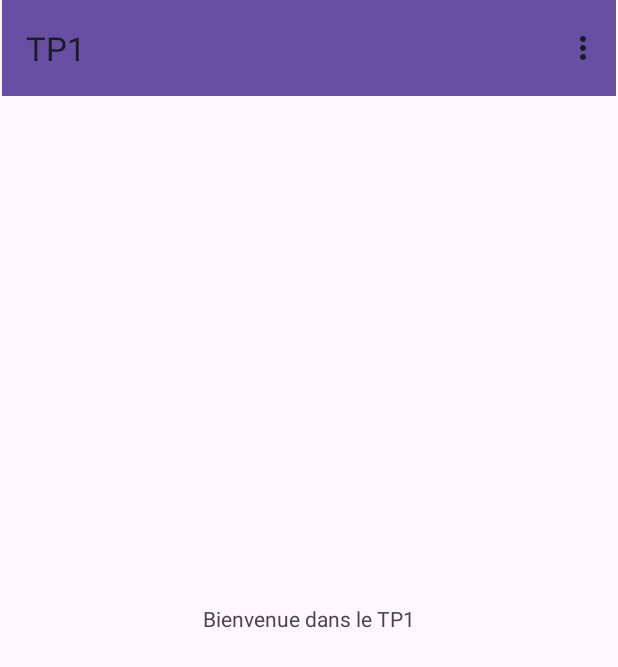
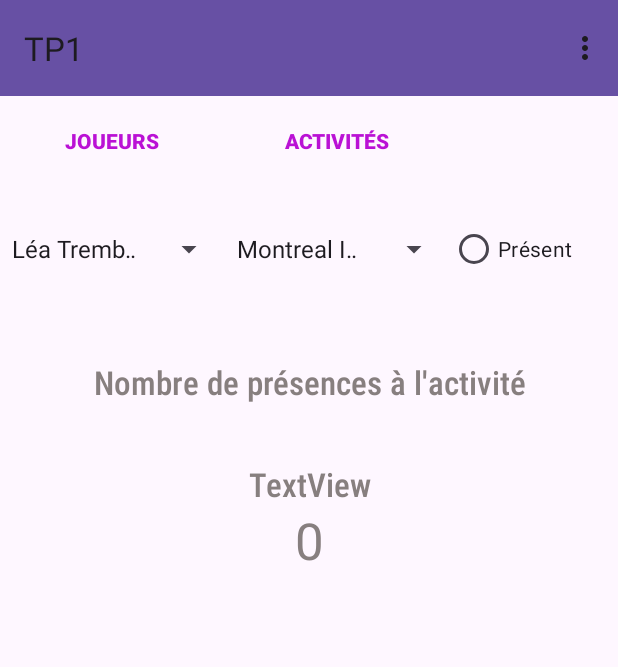
Before and after one commit to StLoadingEternal/tp1Mobile, an Android app: the screen it shows after launch (MainActivity before the commit, PresenceActivity after it), in the options menu, after a tap on "Présence", on a phone screen of 412 x 824 dp. Shown: the top 667 px of the screen. Run offline under Robolectric (Android 15) with nearby library versions, the phone set to English and light mode, and no system bars.

Commit message:
Début de la vue de présence
- Terminer la vue Joueurs
- Débuter la vue Présence (Implémentation de l'interface seulement)

```diff
--- a/app/src/main/AndroidManifest.xml
+++ b/app/src/main/AndroidManifest.xml
@@ -13,6 +13,7 @@
         android:theme="@style/Theme.Tp1"
         tools:targetApi="31">
         <activity android:name=".JoueurActivity"/>
+        <activity android:name=".PresenceActivity"/>
         <activity
             android:name=".MainActivity"
             android:exported="true">
--- /dev/null
+++ b/app/src/main/java/aModels/Activite.java
@@ -0,0 +1,105 @@
+package aModels;
+
+import android.os.Parcel;
+import android.os.Parcelable;
+
+import androidx.annotation.NonNull;
+
+public class Activite implements Parcelable {
+
+    public String date;
+    public String titre;
+    public String lieu;
+    public static enum Stade {DOMICILE, EXTERIEUR};
+    public Stade stade;
+    public int confirmation;
+
+    public Activite(String date, String titre, String lieu, Stade stade, int confirmation) {
+        this.date = date;
+        this.titre = titre;
+        this.lieu = lieu;
+        this.stade = stade;
+        this.confirmation = confirmation;
+    }
+
+    protected Activite(Parcel in) {
+        date = in.readString();
+        titre = in.readString();
+        lieu = in.readString();
+        stade = Stade.valueOf(in.readString());
+        confirmation = in.readInt();
+    }
+
+    public static final Creator<Activite> CREATOR = new Creator<Activite>() {
+        @Override
+        public Activite createFromParcel(Parcel in) {
+            return new Activite(in);
+        }
+
+        @Override
+        public Activite[] newArray(int size) {
+            return new Activite[size];
+        }
+    };
+
+    public String getDate() {
+        return date;
+    }
+
+    public String getTitre() {
+        return titre;
+    }
+
+    public String getLieu() {
+        return lieu;
+    }
+
+    public Stade getStade() {
+        return stade;
+    }
+
+    public int getConfirmation() {
+        return confirmation;
+    }
+
+    public void setDate(String date) {
+        this.date = date;
+    }
+
+    public void setTitre(String titre) {
+        this.titre = titre;
+    }
+
+    public void setLieu(String lieu) {
+        this.lieu = lieu;
+    }
+
+    public void setStade(Stade stade) {
+        this.stade = stade;
+    }
+
+    public void setConfirmation(int confirmation) {
+        this.confirmation = confirmation;
+    }
+
+    @Override
+    public String toString() {
+        return titre;
+    }
+
+    @Override
+    public int describeContents() {
+        return 0;
+    }
+
+    @Override
+    public void writeToParcel(@NonNull Parcel dest, int flags) {
+        dest.writeString(date);
+        dest.writeString(titre);
+        dest.writeString(lieu);
+        dest.writeString(stade.name());
+        dest.writeInt(confirmation);
+    }
+
+
+}
--- a/app/src/main/java/com/climoilou/myapplication/Joueur.java
+++ b/app/src/main/java/aModels/Joueur.java
@@ -1,4 +1,4 @@
-package com.climoilou.myapplication;
+package aModels;
 
 import android.os.Parcel;
 import android.os.Parcelable;
@@ -10,7 +10,7 @@ public class Joueur implements Parcelable {
     private String nom;
     private String prenom;
     private String addresseCourriel;
-
+    private String contact;
 
     public static final Creator<Joueur> CREATOR = new Creator<Joueur>() {
         @Override
@@ -24,26 +24,24 @@ public class Joueur implements Parcelable {
         }
     };
 
-    public Joueur(String nom, String prenom, String addresseCourriel) {
+    public Joueur(String nom, String prenom, String addresseCourriel, String contact) {
         this.nom = nom;
         this.prenom = prenom;
         this.addresseCourriel = addresseCourriel;
+        this.contact = contact;
     }
 
     protected Joueur(Parcel in) {
         nom = in.readString();
         prenom = in.readString();
         addresseCourriel = in.readString();
+        contact = in.readString();
     }
 
 
     @Override
     public String toString() {
-        return "Joueur{" +
-                "nom='" + nom + '\'' +
-                ", prenom='" + prenom + '\'' +
-                ", addresseCourriel='" + addresseCourriel + '\'' +
-                '}';
+        return nom + " " + prenom;
     }
 
     public String getNom() {
@@ -66,6 +64,10 @@ public class Joueur implements Parcelable {
         return addresseCourriel;
     }
 
+    public String getContact() {
+        return contact;
+    }
+
     public void setAddresseCourriel(String addresseCourriel) {
         this.addresseCourriel = addresseCourriel;
     }
@@ -80,6 +82,7 @@ public class Joueur implements Parcelable {
         parcel.writeString(this.nom);
         parcel.writeString(this.prenom);
         parcel.writeString(this.addresseCourriel);
+        parcel.writeString(this.contact);
 
     }
 }
--- a/app/src/main/java/com/climoilou/myapplication/MainActivity.java
+++ b/app/src/main/java/com/climoilou/myapplication/MainActivity.java
@@ -2,38 +2,45 @@ package com.climoilou.myapplication;
 
 import android.content.Intent;
 import android.os.Bundle;
-import android.os.Parcelable;
-import android.util.Log;
 import android.view.Menu;
 import android.view.MenuItem;
-import android.widget.ArrayAdapter;
-import android.widget.ListView;
 
 
 import androidx.activity.EdgeToEdge;
 import androidx.annotation.NonNull;
-import androidx.appcompat.app.AlertDialog;
 import androidx.appcompat.app.AppCompatActivity;
 import androidx.appcompat.widget.Toolbar;
 import androidx.core.graphics.Insets;
 import androidx.core.view.ViewCompat;
 import androidx.core.view.WindowInsetsCompat;
 
+import aModels.Activite;
+import aModels.Joueur;
+
 public class MainActivity extends AppCompatActivity {
 
 
 
-    Joueur[] joueurs = {
-            new Joueur("Dupont", "Jean", "jean.dupont@email.com"),
-            new Joueur("Martin", "Claire", "claire.martin@email.com"),
-            new Joueur("Durand", "Paul", "paul.durand@email.com"),
-            new Joueur("Lefevre", "Julie", "julie.lefevre@email.com"),
-            new Joueur("Moreau", "Luc", "luc.moreau@email.com"),
-            new Joueur("Simon", "Laura", "laura.simon@email.com"),
-            new Joueur("Laurent", "Marc", "marc.laurent@email.com"),
-            new Joueur("Garcia", "Sophie", "sophie.garcia@email.com"),
-            new Joueur("Petit", "Antoine", "antoine.petit@email.com"),
-            new Joueur("Roux", "Emma", "emma.roux@email.com")
+    Joueur[] joueurs = new Joueur[] {
+            new Joueur("Léa", "Tremblay", "lea.tremblay@gmail.com", "(514) 555-1234"),
+            new Joueur("Émile", "Gagnon", "emile.gagnon@videotron.ca", "(438) 555-5678"),
+            new Joueur("Sophie", "Morin", "sophie.morin@hotmail.com", "(418) 555-2468"),
+            new Joueur("Nathan", "Smith", "nathan.smith@bell.net", "(613) 555-7890"),
+            new Joueur("Olivia", "Lavoie", "olivia.lavoie@icloud.com", "(581) 555-1122"),
+            new Joueur("Jacob", "Martin", "jacob.martin@yahoo.ca", "(819) 555-3344"),
+            new Joueur("Chloe", "Dubois", "chloe.dubois@outlook.com", "(450) 555-9988"),
+            new Joueur("Lucas", "Roy", "lucas.roy@live.ca", "(709) 555-8877"),
+            new Joueur("Ava", "Bouchard", "ava.bouchard@gmail.com", "(873) 555-7766"),
+            new Joueur("William", "Ouellet", "william.ouellet@protonmail.com", "(236) 555-6655")
+    };
+
+    Activite[] activites = new Activite[] {
+            new Activite("2025-09-15 20:00", "Montreal Impact vs Toronto FC", "Montréal", Activite.Stade.DOMICILE, 0),
+            new Activite("2025-09-18 19:30", "Toronto Raptors vs Boston Celtics", "Toronto", Activite.Stade.DOMICILE, 0),
+            new Activite("2025-09-22 21:00", "Vancouver Whitecaps vs LA Galaxy", "Vancouver", Activite.Stade.DOMICILE, 0),
+            new Activite("2025-09-25 20:30", "Montreal Impact vs NYCFC", "Montréal", Activite.Stade.DOMICILE, 0),
+            new Activite("2025-09-29 19:45", "Toronto Raptors vs Chicago Bulls", "Toronto", Activite.Stade.DOMICILE, 0),
+            new Activite("2025-10-02 18:00", "Vancouver Whitecaps vs Seattle Sounders", "Vancouver", Activite.Stade.EXTERIEUR, 0)
     };
 
 
@@ -59,6 +66,7 @@ public class MainActivity extends AppCompatActivity {
         getMenuInflater().inflate(R.menu.options_menu, menu);
         return true;
     }
+
     @Override
     public boolean onOptionsItemSelected(@NonNull MenuItem item) {
 
@@ -71,6 +79,8 @@ public class MainActivity extends AppCompatActivity {
             return true;
         } else if (id == R.id.presence_item) {
             Intent intent = new Intent(this, PresenceActivity.class);
+            intent.putExtra("joueurs_tab", joueurs);
+            intent.putExtra("activites_tab", activites);
             startActivity(intent);
             return true;
         } else if (id == R.id.calendrier_item) {
--- a/app/src/main/java/com/climoilou/myapplication/PresenceActivity.java
+++ b/app/src/main/java/com/climoilou/myapplication/PresenceActivity.java
@@ -1,4 +1,83 @@
 package com.climoilou.myapplication;
 
-public class PresenceActivity {
+import android.os.Bundle;
+import android.os.Parcelable;
+import android.view.Menu;
+import android.widget.ArrayAdapter;
+import android.widget.RadioButton;
+import android.widget.Spinner;
+
+import androidx.appcompat.app.AppCompatActivity;
+import androidx.appcompat.widget.Toolbar;
+import androidx.core.graphics.Insets;
+import androidx.core.view.ViewCompat;
+import androidx.core.view.WindowInsetsCompat;
+
+import aModels.Activite;
+import aModels.Joueur;
+
+public class PresenceActivity extends AppCompatActivity {
+
+
+    Joueur[] playersTab;
+    Activite[] activitiesTab;
+
+    //Il reste la logique d'implémentation des présences
+
+    @Override
+    protected void onCreate(Bundle savedInstanceState) {
+
+        super.onCreate(savedInstanceState);
+        setContentView(R.layout.presences);
+
+        ViewCompat.setOnApplyWindowInsetsListener(findViewById(R.id.presencesView), (v, insets) -> {
+            Insets systemBars = insets.getInsets(WindowInsetsCompat.Type.systemBars());
+            v.setPadding(systemBars.left, systemBars.top, systemBars.right, systemBars.bottom);
+            return insets;
+        });
+
+        Toolbar myToolbar = (Toolbar) findViewById(R.id.toolbar);
+        setSupportActionBar(myToolbar);
+
+        Bundle extras = getIntent().getExtras();
+        if (extras != null) {
+            Parcelable[] tab_j = extras.getParcelableArray("joueurs_tab");
+            playersTab = new Joueur[tab_j.length];
+            for (int i = 0; i < tab_j.length; i++) {
+                playersTab[i] = (Joueur) tab_j[i];
+            }
+
+            Parcelable[] tab_a = extras.getParcelableArray("activites_tab");
+            activitiesTab = new Activite[tab_a.length];
+            for (int i = 0; i < tab_a.length; i++) {
+                activitiesTab[i] = (Activite) tab_a[i];
+            }
+
+
+        }
+
+        ArrayAdapter<Joueur> adapterP = new ArrayAdapter<Joueur>(this, android.R.layout.simple_spinner_item, playersTab );
+        ArrayAdapter<Activite> adapterA = new ArrayAdapter<Activite>(this, android.R.layout.simple_spinner_item, activitiesTab );
+
+        adapterA.setDropDownViewResource(android.R.layout.simple_spinner_dropdown_item);
+        adapterP.setDropDownViewResource(android.R.layout.simple_spinner_dropdown_item);
+
+        Spinner spinnerPlayer = (Spinner) findViewById(R.id.spinnerPlayer);
+        Spinner spinnerActivity = (Spinner) findViewById(R.id.spinnerActivity);
+
+        spinnerPlayer.setAdapter(adapterP);
+        spinnerActivity.setAdapter(adapterA);
+
+        RadioButton radioButton = findViewById(R.id.radioButton);
+        radioButton.setOnClickListener(v -> {
+        });
+
+
+    }
+
+    @Override
+    public boolean onCreateOptionsMenu(Menu menu) {
+        getMenuInflater().inflate(R.menu.options_menu, menu);
+        return true;
+    }
 }
--- /dev/null
+++ b/app/src/main/res/layout/presences.xml
@@ -0,0 +1,125 @@
+<?xml version="1.0" encoding="utf-8"?>
+<androidx.constraintlayout.widget.ConstraintLayout xmlns:android="http://schemas.android.com/apk/res/android"
+    xmlns:app="http://schemas.android.com/apk/res-auto"
+    xmlns:tools="http://schemas.android.com/tools"
+    android:id="@+id/presencesView"
+    android:layout_width="match_parent"
+    android:layout_height="match_parent"
+    tools:context=".PresenceActivity">
+
+    <LinearLayout
+        android:layout_width="match_parent"
+        android:layout_height="match_parent"
+        android:orientation="vertical"
+        app:layout_constraintBottom_toBottomOf="parent"
+        app:layout_constraintEnd_toEndOf="parent"
+        app:layout_constraintStart_toStartOf="parent"
+        app:layout_constraintTop_toTopOf="parent">
+
+        <androidx.appcompat.widget.Toolbar
+            android:id="@+id/toolbar"
+            android:layout_width="match_parent"
+            android:layout_height="wrap_content"
+            android:background="?attr/colorPrimary"
+            android:minHeight="?attr/actionBarSize"
+            android:theme="?attr/actionBarTheme" />
+
+        <LinearLayout
+            android:layout_width="match_parent"
+            android:layout_height="wrap_content"
+            android:layout_marginTop="20dp"
+            android:orientation="horizontal">
+
+            <LinearLayout
+                android:layout_width="wrap_content"
+                android:layout_height="wrap_content"
+                android:orientation="vertical">
+
+                <TextView
+                    android:id="@+id/textView3"
+                    android:layout_width="150dp"
+                    android:layout_height="58dp"
+                    android:fontFamily="sans-serif-black"
+                    android:text="Joueurs"
+                    android:textAlignment="center"
+                    android:textAllCaps="true"
+                    android:textAppearance="@style/TextAppearance.AppCompat.Medium"
+                    android:textColor="#BA11D5"
+                    android:textSize="14sp" />
+
+                <Spinner
+                    android:id="@+id/spinnerPlayer"
+                    android:layout_width="match_parent"
+                    android:layout_height="48dp" />
+
+            </LinearLayout>
+
+            <LinearLayout
+                android:layout_width="wrap_content"
+                android:layout_height="wrap_content"
+                android:orientation="vertical">
+
+                <TextView
+                    android:id="@+id/textView"
+                    android:layout_width="150dp"
+                    android:layout_height="58dp"
+                    android:fontFamily="sans-serif-black"
+                    android:text="Activités"
+                    android:textAlignment="center"
+                    android:textAllCaps="true"
+                    android:textAppearance="@style/TextAppearance.AppCompat.Medium"
+                    android:textColor="#BA11D5"
+                    android:textSize="14sp" />
+
+                <Spinner
+                    android:id="@+id/spinnerActivity"
+                    android:layout_width="match_parent"
+                    android:layout_height="48dp" />
+
+            </LinearLayout>
+
+            <RadioButton
+                android:id="@+id/radioButton"
+                android:layout_width="match_parent"
+                android:layout_height="48dp"
+                android:layout_marginTop="58dp"
+                android:text="Présent" />
+        </LinearLayout>
+
+        <TextView
+            android:id="@+id/textView5"
+            android:layout_width="match_parent"
+            android:layout_height="48dp"
+            android:layout_marginTop="50dp"
+            android:fontFamily="sans-serif-condensed-medium"
+            android:text="Nombre de présences à l'activité"
+            android:textAlignment="center"
+            android:textAllCaps="false"
+            android:textAppearance="@style/TextAppearance.AppCompat.Large"
+            android:textColor="#877F7F" />
+
+        <TextView
+            android:id="@+id/textView6"
+            android:layout_width="match_parent"
+            android:layout_height="wrap_content"
+            android:layout_marginTop="20dp"
+            android:fontFamily="sans-serif-condensed-medium"
+            android:text="TextView"
+            android:textAlignment="center"
+            android:textAppearance="@style/TextAppearance.AppCompat.Large"
+            android:textColor="#877F7F" />
+
+        <TextView
+            android:id="@+id/textView7"
+            android:layout_width="match_parent"
+            android:layout_height="wrap_content"
+            android:text="0"
+            android:textAlignment="center"
+            android:textAppearance="@style/TextAppearance.AppCompat.Large"
+            android:textColor="#877F7F"
+            android:textSize="34sp" />
+
+    </LinearLayout>
+
+
+</androidx.constraintlayout.widget.ConstraintLayout>
```
Also changed, not shown: app/src/main/java/AdaptatersView/JoueurAdapter.java (added, +52 -0 lines), app/src/main/java/com/climoilou/myapplication/JoueurActivity.java (+10 -36 lines), app/src/main/res/layout/activity_main.xml (+24 -7 lines), app/src/main/res/layout/joueurs.xml (+10 -10 lines), app/src/main/res/layout/joueurs_listview.xml (+25 -9 lines).
